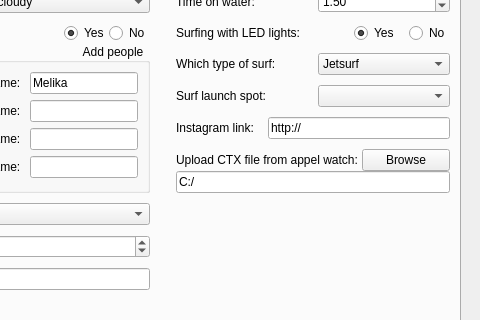
grafitec/SurfReportInput, file src/ui/report.ui: the form before one commit; both pictures show x 250 to 730 and y 126 to 446 of the 730 by 606 pixel window.
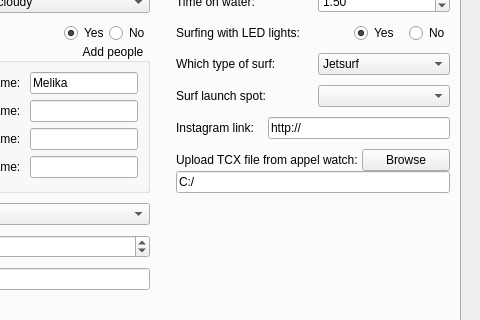
The form after the commit.

Commit message: Added so the browse TCX button works now

```diff
--- a/src/ui/report.ui
+++ b/src/ui/report.ui
@@ -798,7 +798,7 @@
                     <item>
                      <widget class="QLabel" name="label_19">
                       <property name="text">
-                       <string>Upload CTX file from appel watch: </string>
+                       <string>Upload TCX file from appel watch: </string>
                       </property>
                      </widget>
                     </item>
```
The commit also changes 3 other files.
